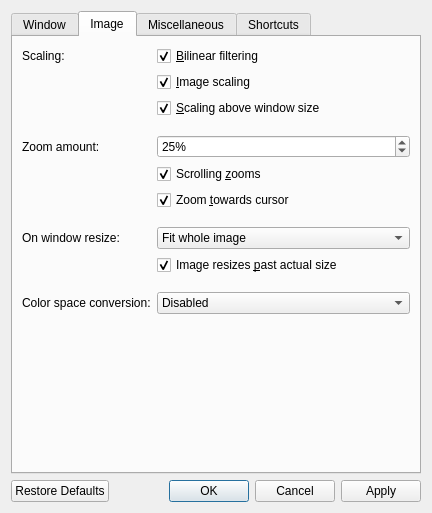
First picture: the form in src/qvoptionsdialog.ui, repository jdpurcell/qView, before the edit.
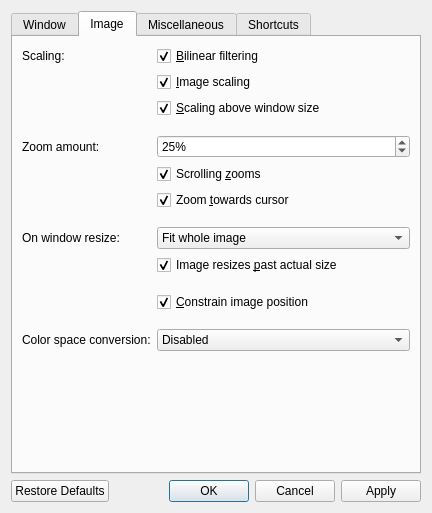
Second picture: the form after the edit. The open tabs and pages were chosen to show the change.

Commit message: Constrain after zooming, animate movement, add setting.

The edit to the form file:
```diff
--- a/src/qvoptionsdialog.ui
+++ b/src/qvoptionsdialog.ui
@@ -451,14 +451,37 @@
          </property>
         </spacer>
        </item>
-       <item row="11" column="0">
+       <item row="11" column="1">
+        <widget class="QCheckBox" name="constrainImagePositionCheckbox">
+         <property name="text">
+          <string>&amp;Constrain image position</string>
+         </property>
+         <property name="checked">
+          <bool>true</bool>
+         </property>
+        </widget>
+       </item>
+       <item row="12" column="1">
+        <spacer name="horizontalSpacer_10">
+         <property name="orientation">
+          <enum>Qt::Horizontal</enum>
+         </property>
+         <property name="sizeHint" stdset="0">
+          <size>
+           <width>40</width>
+           <height>5</height>
+          </size>
+         </property>
+        </spacer>
+       </item>
+       <item row="13" column="0">
         <widget class="QLabel" name="colorSpaceConversionLabel">
          <property name="text">
           <string>Color space conversion:</string>
          </property>
         </widget>
        </item>
-       <item row="11" column="1">
+       <item row="13" column="1">
         <widget class="QComboBox" name="colorSpaceConversionComboBox">
          <property name="sizePolicy">
           <sizepolicy hsizetype="Preferred" vsizetype="Preferred">
```
The commit also changes 6 other files.
